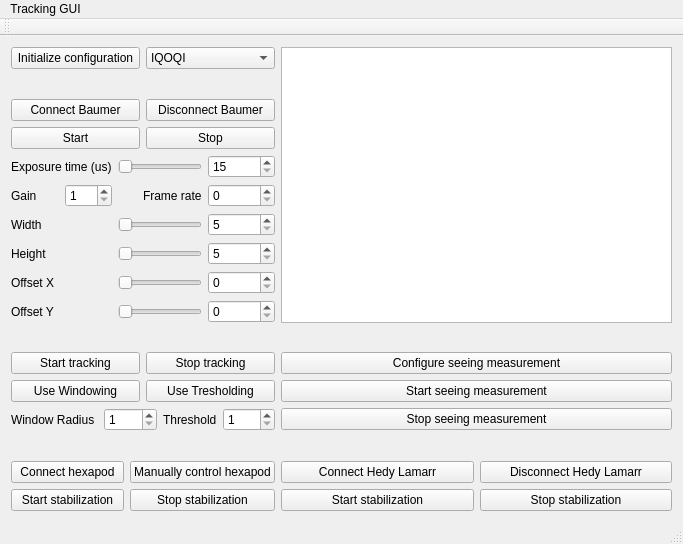
This is src/trackinggui.ui in kristhjo/freeSpaceTracking as Qt 5 draws it before an edit. The edited form follows.
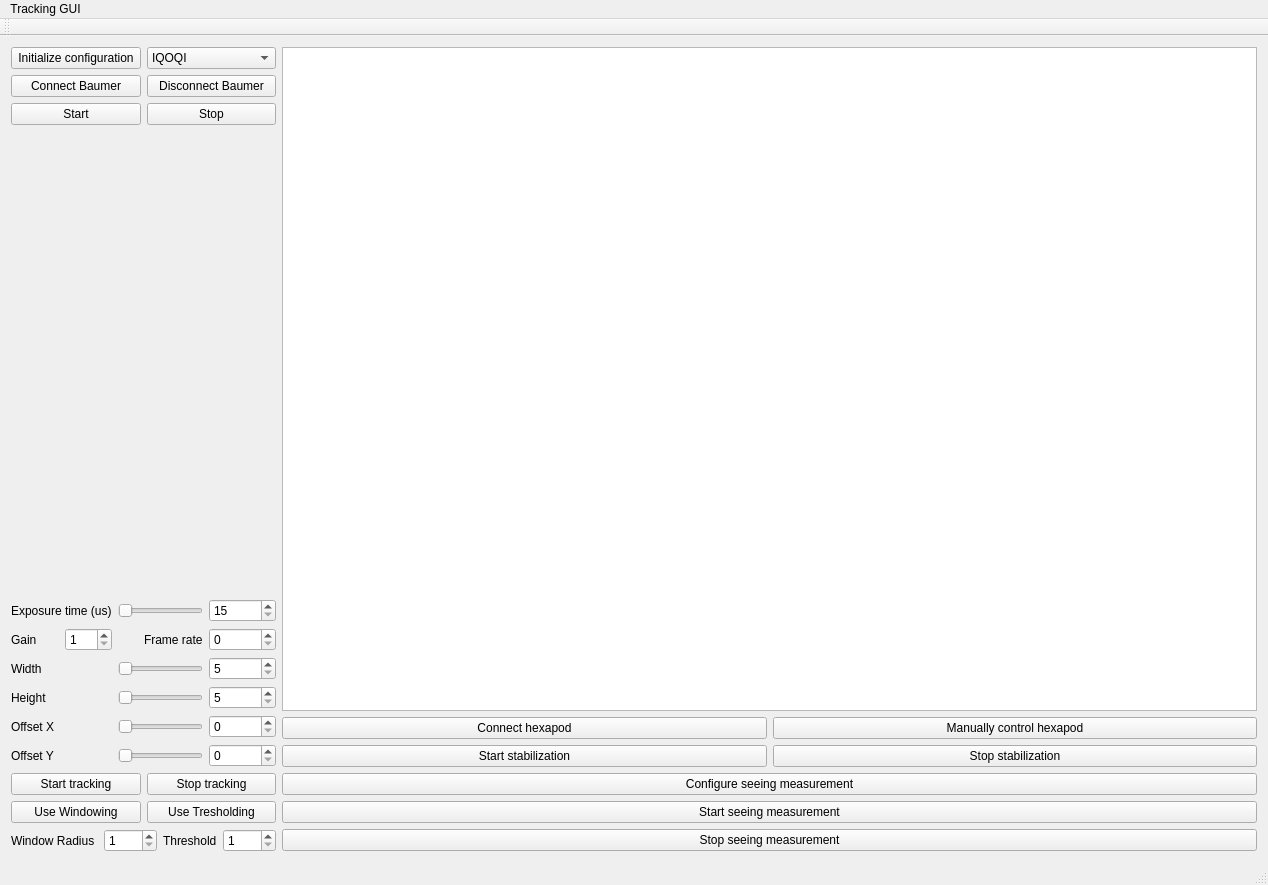
This is the edited form.

Diff of the .ui file:
```diff
--- a/src/trackinggui.ui
+++ b/src/trackinggui.ui
@@ -6,8 +6,8 @@
    <rect>
     <x>0</x>
     <y>0</y>
-    <width>683</width>
-    <height>544</height>
+    <width>1268</width>
+    <height>885</height>
    </rect>
   </property>
   <property name="windowTitle">
@@ -15,71 +15,33 @@
   </property>
   <widget class="QWidget" name="centralWidget">
    <layout class="QGridLayout" name="gridLayout_3">
-    <item row="2" column="0">
-     <layout class="QGridLayout" name="gridLayout_Tracking">
-      <item row="0" column="0">
-       <widget class="QPushButton" name="PB_StartTracking">
+    <item row="1" column="1">
+     <layout class="QGridLayout" name="gridLayout_Hexapod">
+      <item row="2" column="1">
+       <widget class="QPushButton" name="PB_StopStabilization">
         <property name="text">
-         <string>Start tracking</string>
-        </property>
-       </widget>
-      </item>
-      <item row="1" column="1">
-       <widget class="QPushButton" name="PB_UseThresholding">
-        <property name="text">
-         <string>Use Tresholding</string>
+         <string>Stop stabilization</string>
         </property>
        </widget>
       </item>
       <item row="1" column="0">
-       <widget class="QPushButton" name="PB_UseWindowing">
+       <widget class="QPushButton" name="PB_ConnectHexapod">
         <property name="text">
-         <string>Use Windowing</string>
+         <string>Connect hexapod</string>
         </property>
        </widget>
       </item>
-      <item row="2" column="0" colspan="2">
-       <layout class="QHBoxLayout" name="horizontalLayout_Tracking">
-        <item>
-         <widget class="QLabel" name="Label_WindowRadius">
-          <property name="text">
-           <string>Window Radius </string>
-          </property>
-         </widget>
-        </item>
-        <item>
-         <widget class="QSpinBox" name="SB_WindowRadius">
-          <property name="minimum">
-           <number>1</number>
-          </property>
-          <property name="maximum">
-           <number>50</number>
-          </property>
-         </widget>
-        </item>
-        <item>
-         <widget class="QLabel" name="Label_TrackingThreshold">
-          <property name="text">
-           <string>Threshold</string>
-          </property>
-         </widget>
-        </item>
-        <item>
-         <widget class="QSpinBox" name="SB_TrackingThresh">
-          <property name="minimum">
-           <number>1</number>
-          </property>
-          <property name="maximum">
-           <number>255</number>
-          </property>
-         </widget>
-        </item>
-       </layout>
+      <item row="2" column="0">
+       <widget class="QPushButton" name="PB_StartStabilization">
+        <property name="text">
+         <string>Start stabilization</string>
+        </property>
+       </widget>
       </item>
-      <item row="0" column="1">
-       <widget class="QPushButton" name="PB_StopTracking">
+      <item row="1" column="1">
+       <widget class="QPushButton" name="PB_ControlHexapod">
         <property name="text">
-         <string>Stop tracking</string>
+         <string>Manually control hexapod</string>
         </property>
        </widget>
       </item>
@@ -114,150 +76,121 @@
       </item>
      </layout>
     </item>
-    <item row="0" column="1">
-     <widget class="QTextEdit" name="TE_LogCam"/>
-    </item>
-    <item row="4" column="1">
-     <layout class="QGridLayout" name="gridLayout_Hedy">
-      <item row="0" column="0">
-       <widget class="QPushButton" name="PB_ConnectHedyLamarr">
-        <property name="text">
-         <string>Connect Hedy Lamarr</string>
-        </property>
-       </widget>
-      </item>
-      <item row="0" column="1">
-       <widget class="QPushButton" name="PB_DisconnectHedyLamarr">
-        <property name="text">
-         <string>Disconnect Hedy Lamarr</string>
-        </property>
-       </widget>
-      </item>
-      <item row="1" column="1">
-       <widget class="QPushButton" name="PB_StopHedyLamarrStabilization">
-        <property name="text">
-         <string>Stop stabilization</string>
-        </property>
-       </widget>
-      </item>
-      <item row="1" column="0">
-       <widget class="QPushButton" name="PB_StartHedyLamarrStabilization">
-        <property name="text">
-         <string>Start stabilization</string>
-        </property>
-       </widget>
-      </item>
-     </layout>
-    </item>
-    <item row="4" column="0">
-     <layout class="QGridLayout" name="gridLayout_Hexapod">
-      <item row="2" column="0">
-       <widget class="QPushButton" name="PB_StartStabilization">
-        <property name="text">
-         <string>Start stabilization</string>
-        </property>
-       </widget>
-      </item>
-      <item row="1" column="0">
-       <widget class="QPushButton" name="PB_ConnectHexapod">
-        <property name="text">
-         <string>Connect hexapod</string>
-        </property>
-       </widget>
-      </item>
-      <item row="2" column="1">
-       <widget class="QPushButton" name="PB_StopStabilization">
-        <property name="text">
-         <string>Stop stabilization</string>
-        </property>
-       </widget>
-      </item>
-      <item row="1" column="1">
-       <widget class="QPushButton" name="PB_ControlHexapod">
-        <property name="text">
-         <string>Manually control hexapod</string>
-        </property>
-       </widget>
-      </item>
-     </layout>
-    </item>
-    <item row="0" column="0">
+    <item row="0" column="0" rowspan="2">
      <layout class="QGridLayout" name="gridLayout_Cam">
-      <item row="4" column="0">
+      <item row="1" column="0">
+       <widget class="QPushButton" name="PB_initConfig">
+        <property name="text">
+         <string>Initialize configuration</string>
+        </property>
+       </widget>
+      </item>
+      <item row="1" column="1">
+       <widget class="QComboBox" name="CB_Settings">
+        <item>
+         <property name="text">
+          <string>IQOQI</string>
+         </property>
+        </item>
+        <item>
+         <property name="text">
+          <string>Bisamberg</string>
+         </property>
+        </item>
+       </widget>
+      </item>
+      <item row="3" column="0">
        <widget class="QPushButton" name="PB_StartCam">
         <property name="text">
          <string>Start</string>
         </property>
        </widget>
       </item>
-      <item row="3" column="1">
+      <item row="2" column="1">
        <widget class="QPushButton" name="PB_Disconnect">
         <property name="text">
          <string>Disconnect Baumer</string>
         </property>
        </widget>
       </item>
-      <item row="3" column="0">
+      <item row="2" column="0">
        <widget class="QPushButton" name="PB_ConnectCam">
         <property name="text">
          <string>Connect Baumer</string>
         </property>
        </widget>
       </item>
-      <item row="4" column="1">
+      <item row="3" column="1">
        <widget class="QPushButton" name="PB_StopCam">
         <property name="text">
          <string>Stop</string>
         </property>
        </widget>
       </item>
-      <item row="6" column="0" colspan="2">
+      <item row="5" column="0" colspan="2">
        <layout class="QGridLayout" name="gridLayout_CamSettings">
-        <item row="3" column="1" colspan="2">
-         <widget class="QSlider" name="HS_Height">
-          <property name="minimum">
-           <number>5</number>
-          </property>
-          <property name="maximum">
-           <number>541</number>
-          </property>
-          <property name="orientation">
-           <enum>Qt::Horizontal</enum>
-          </property>
-         </widget>
-        </item>
-        <item row="5" column="1" colspan="2">
-         <widget class="QSlider" name="HS_OffsetY">
-          <property name="orientation">
-           <enum>Qt::Horizontal</enum>
-          </property>
-         </widget>
-        </item>
-        <item row="0" column="3">
-         <widget class="QSpinBox" name="SB_ExposureCam">
+        <item row="1" column="1" colspan="2">
+         <widget class="QSlider" name="HS_ExposureCam">
           <property name="minimum">
            <number>15</number>
           </property>
           <property name="maximum">
            <number>1000000</number>
           </property>
+          <property name="orientation">
+           <enum>Qt::Horizontal</enum>
+          </property>
          </widget>
         </item>
-        <item row="3" column="0">
+        <item row="4" column="0">
          <widget class="QLabel" name="Label_Height">
           <property name="text">
            <string>Height</string>
           </property>
          </widget>
         </item>
-        <item row="4" column="1" colspan="2">
+        <item row="5" column="0">
+         <widget class="QLabel" name="Label_OffsetX">
+          <property name="text">
+           <string>Offset X</string>
+          </property>
+         </widget>
+        </item>
+        <item row="6" column="1" colspan="2">
+         <widget class="QSlider" name="HS_OffsetY">
+          <property name="orientation">
+           <enum>Qt::Horizontal</enum>
+          </property>
+         </widget>
+        </item>
+        <item row="3" column="3">
+         <widget class="QSpinBox" name="SB_Width">
+          <property name="minimum">
+           <number>5</number>
+          </property>
+          <property name="maximum">
+           <number>511</number>
+          </property>
+         </widget>
+        </item>
+        <item row="5" column="1" colspan="2">
          <widget class="QSlider" name="HS_OffsetX">
           <property name="orientation">
            <enum>Qt::Horizontal</enum>
           </property>
          </widget>
         </item>
-        <item row="2" column="1" colspan="2">
+        <item row="4" column="3">
+         <widget class="QSpinBox" name="SB_Height">
+          <property name="minimum">
+           <number>5</number>
+          </property>
+          <property name="maximum">
+           <number>541</number>
+          </property>
+         </widget>
+        </item>
+        <item row="3" column="1" colspan="2">
          <widget class="QSlider" name="HS_Width">
           <property name="minimum">
            <number>5</number>
@@ -270,74 +203,68 @@
           </property>
          </widget>
         </item>
-        <item row="0" column="0">
+        <item row="6" column="0">
+         <widget class="QLabel" name="Label_OffsetY">
+          <property name="text">
+           <string>Offset Y</string>
+          </property>
+         </widget>
+        </item>
+        <item row="1" column="0">
          <widget class="QLabel" name="Label_ExposureCam">
           <property name="text">
            <string>Exposure time (us)</string>
           </property>
          </widget>
         </item>
+        <item row="2" column="2">
+         <widget class="QLabel" name="Label_FrameRate">
+          <property name="text">
+           <string>Frame rate</string>
+          </property>
+         </widget>
+        </item>
         <item row="2" column="3">
-         <widget class="QSpinBox" name="SB_Width">
+         <widget class="QSpinBox" name="SB_FrameRate">
+          <property name="maximum">
+           <number>50</number>
+          </property>
+         </widget>
+        </item>
+        <item row="3" column="0">
+         <widget class="QLabel" name="Label_FrameSize">
+          <property name="text">
+           <string>Width</string>
+          </property>
+         </widget>
+        </item>
+        <item row="4" column="1" colspan="2">
+         <widget class="QSlider" name="HS_Height">
           <property name="minimum">
            <number>5</number>
           </property>
           <property name="maximum">
-           <number>511</number>
+           <number>541</number>
+          </property>
+          <property name="orientation">
+           <enum>Qt::Horizontal</enum>
           </property>
          </widget>
         </item>
         <item row="5" column="3">
-         <widget class="QSpinBox" name="SB_OffsetY"/>
-        </item>
-        <item row="0" column="1" colspan="2">
-         <widget class="QSlider" name="HS_ExposureCam">
-          <property name="minimum">
-           <number>15</number>
-          </property>
-          <property name="maximum">
-           <number>1000000</number>
-          </property>
-          <property name="orientation">
-           <enum>Qt::Horizontal</enum>
-          </property>
-         </widget>
-        </item>
-        <item row="4" column="3">
          <widget class="QSpinBox" name="SB_OffsetX"/>
         </item>
-        <item row="5" column="0">
-         <widget class="QLabel" name="Label_OffsetY">
-          <property name="text">
-           <string>Offset Y</string>
-          </property>
-         </widget>
-        </item>
-        <item row="3" column="3">
-         <widget class="QSpinBox" name="SB_Height">
+        <item row="1" column="3">
+         <widget class="QSpinBox" name="SB_ExposureCam">
           <property name="minimum">
-           <number>5</number>
+           <number>15</number>
           </property>
           <property name="maximum">
-           <number>541</number>
+           <number>1000000</number>
           </property>
          </widget>
         </item>
         <item row="2" column="0">
-         <widget class="QLabel" name="Label_FrameSize">
-          <property name="text">
-           <string>Width</string>
-          </property>
-         </widget>
-        </item>
-        <item row="4" column="0">
-         <widget class="QLabel" name="Label_OffsetX">
-          <property name="text">
-           <string>Offset X</string>
-          </property>
-         </widget>
-        </item>
-        <item row="1" column="0">
          <layout class="QHBoxLayout" name="horizontalLayout">
           <item>
            <widget class="QLabel" name="Label_Gain">
@@ -358,83 +285,98 @@
           </item>
          </layout>
         </item>
-        <item row="1" column="3">
-         <widget class="QSpinBox" name="SB_FrameRate">
-          <property name="maximum">
-           <number>50</number>
-          </property>
-         </widget>
+        <item row="6" column="3">
+         <widget class="QSpinBox" name="SB_OffsetY"/>
         </item>
-        <item row="1" column="2">
-         <widget class="QLabel" name="Label_FrameRate">
-          <property name="text">
-           <string>Frame rate</string>
+        <item row="0" column="1">
+         <spacer name="verticalSpacer">
+          <property name="orientation">
+           <enum>Qt::Vertical</enum>
           </property>
-         </widget>
+          <property name="sizeHint" stdset="0">
+           <size>
+            <width>20</width>
+            <height>0</height>
+           </size>
+          </property>
+         </spacer>
         </item>
        </layout>
+      </item>
+     </layout>
+    </item>
+    <item row="2" column="0">
+     <layout class="QGridLayout" name="gridLayout_Tracking">
+      <item row="0" column="0">
+       <widget class="QPushButton" name="PB_StartTracking">
+        <property name="text">
+         <string>Start tracking</string>
+        </property>
+       </widget>
       </item>
       <item row="1" column="1">
-       <widget class="QComboBox" name="CB_Settings">
-        <item>
-         <property name="text">
-          <string>IQOQI</string>
-         </property>
-        </item>
-        <item>
-         <property name="text">
-          <string>Bisamberg</string>
-         </property>
-        </item>
+       <widget class="QPushButton" name="PB_UseThresholding">
+        <property name="text">
+         <string>Use Tresholding</string>
+        </property>
        </widget>
       </item>
       <item row="1" column="0">
-       <widget class="QPushButton" name="PB_initConfig">
+       <widget class="QPushButton" name="PB_UseWindowing">
         <property name="text">
-         <string>Initialize configuration</string>
+         <string>Use Windowing</string>
         </property>
        </widget>
       </item>
       <item row="2" column="0" colspan="2">
-       <spacer name="verticalSpacer_2">
-        <property name="orientation">
-         <enum>Qt::Vertical</enum>
+       <layout class="QHBoxLayout" name="horizontalLayout_Tracking">
+        <item>
+         <widget class="QLabel" name="Label_WindowRadius">
+          <property name="text">
+           <string>Window Radius </string>
+          </property>
+         </widget>
+        </item>
+        <item>
+         <widget class="QSpinBox" name="SB_WindowRadius">
+          <property name="minimum">
+           <number>1</number>
+          </property>
+          <property name="maximum">
+           <number>50</number>
+          </property>
+         </widget>
+        </item>
+        <item>
+         <widget class="QLabel" name="Label_TrackingThreshold">
+          <property name="text">
+           <string>Threshold</string>
+          </property>
+         </widget>
+        </item>
+        <item>
+         <widget class="QSpinBox" name="SB_TrackingThresh">
+          <property name="minimum">
+           <number>1</number>
+          </property>
+          <property name="maximum">
+           <number>255</number>
+          </property>
+         </widget>
+        </item>
+       </layout>
+      </item>
+      <item row="0" column="1">
+       <widget class="QPushButton" name="PB_StopTracking">
+        <property name="text">
+         <string>Stop tracking</string>
         </property>
-        <property name="sizeHint" stdset="0">
-         <size>
-          <width>20</width>
-          <height>40</height>
-         </size>
-        </property>
-       </spacer>
+       </widget>
       </item>
      </layout>
     </item>
-    <item row="3" column="0" colspan="2">
-     <spacer name="verticalSpacer_3">
-      <property name="orientation">
-       <enum>Qt::Vertical</enum>
-      </property>
-      <property name="sizeHint" stdset="0">
-       <size>
-        <width>20</width>
-        <height>40</height>
-       </size>
-      </property>
-     </spacer>
-    </item>
-    <item row="1" column="0" colspan="2">
-     <spacer name="verticalSpacer">
-      <property name="orientation">
-       <enum>Qt::Vertical</enum>
-      </property>
-      <property name="sizeHint" stdset="0">
-       <size>
-        <width>20</width>
-        <height>40</height>
-       </size>
-      </property>
-     </spacer>
+    <item row="0" column="1">
+     <widget class="QTextEdit" name="TE_LogCam"/>
     </item>
    </layout>
   </widget>
@@ -443,8 +385,8 @@
     <rect>
      <x>0</x>
      <y>0</y>
-     <width>683</width>
-     <height>22</height>
+     <width>1268</width>
+     <height>39</height>
     </rect>
    </property>
    <widget class="QMenu" name="menuTracking_GUI">
```
